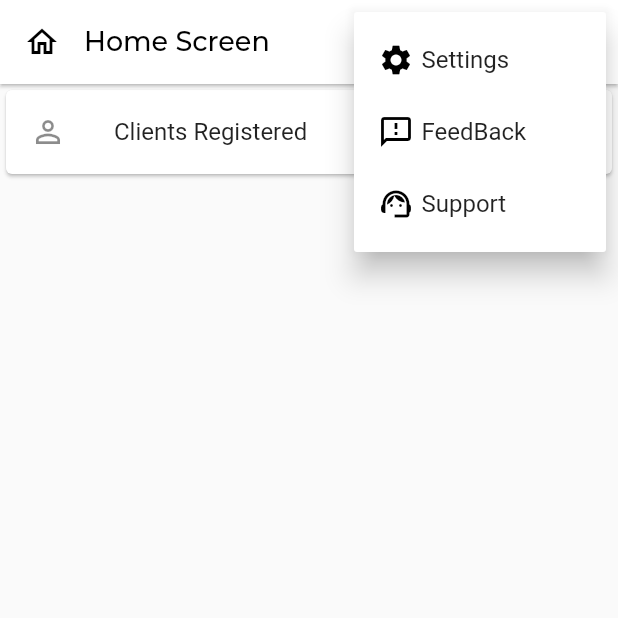
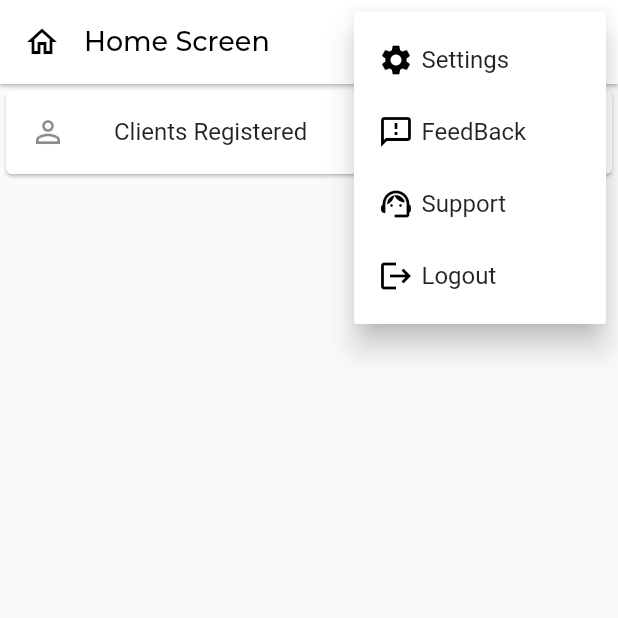
Before and after one commit to Marmik123/PPM---Mobile-App, a Flutter app: the HomeScreen screen opened directly, after a tap on the "more vert" icon, on a phone screen of 412 x 824 dp, the top half of it. Run offline on Flutter 3.47's test engine with Material 2 defaults, Android fonts, the phone set to English and light mode, and no system bars; our stand-ins replace dio, firebase_auth, firebase_core, flutter_phoenix, geolocator, get and 7 more; missing offline and left inert: flutter_shimmer; accounts and stored records are empty; network calls fail.

Commit message:
Solved Issues

```diff
--- a/lib/controller/cart_controller.dart
+++ b/lib/controller/cart_controller.dart
@@ -35,7 +35,7 @@ class CartController extends GetxController {
 
   Future<void> showROrderHistoryData(String mobile) async {
     try {
-      print("showOrderDatahistory called");
+      print("showROrderDatahistory called");
       QueryBuilder<ParseObject> loadOrderHistory =
           QueryBuilder<ParseObject>(ParseObject('Orders'))
             ..whereEqualTo('customerContactNo', mobile)
@@ -43,6 +43,7 @@ class CartController extends GetxController {
 
       ParseResponse orderData = await loadOrderHistory.query();
       if (orderData.success) {
+        orderRHistory.removeRange(0, orderRHistory.length);
         orderRHistory(orderData.results);
       } else {
         print("error");
--- a/lib/controller/feedback_controller.dart
+++ b/lib/controller/feedback_controller.dart
@@ -12,7 +12,7 @@ class FeedbackController extends GetxController {
   final TextEditingController mController = TextEditingController();
   final RoundedLoadingButtonController btnController =
       new RoundedLoadingButtonController();
-
+  RepoController rCtrl = Get.put(RepoController());
   Future<void> sendFeedback() async {
     try {
       // var loadingHud = LoadingHud(
@@ -29,7 +29,7 @@ class FeedbackController extends GetxController {
       ParseObject feedbackData = ParseObject('Feedback')
         ..set('subject', sController.text)
         ..set('message', mController.text)
-        ..set('userData', currentUser);
+        ..set('userData', rCtrl.currentUser);
       ParseResponse response = await feedbackData.create();
       if (response.success) {
         // loadingHud.dismiss();
--- a/lib/l10n/intl_en.arb
+++ b/lib/l10n/intl_en.arb
@@ -16,6 +16,7 @@
   "change": "Change Language",
   "changeMob": "Change Mobile Number",
   "Support": "Support",
+  "Logout": "Logout",
   "English": "English",
   "Gujarati": "Gujarati",
   "Hindi": "Hindi",
--- a/lib/l10n/intl_gu.arb
+++ b/lib/l10n/intl_gu.arb
@@ -16,6 +16,7 @@
   "change": "Change Language",
   "changeMob": "Change Mobile Number",
   "Support": "Support",
+  "Logout": "Logout",
   "English": "English",
   "Gujarati": "Gujarati",
   "Hindi": "Hindi",
--- a/lib/l10n/intl_hi.arb
+++ b/lib/l10n/intl_hi.arb
@@ -16,6 +16,7 @@
   "change": "Change Language",
   "changeMob": "Change Mobile Number",
   "Support": "Support",
+  "Logout": "Logout",
   "English": "English",
   "Gujarati": "Gujarati",
   "Hindi": "Hindi",
--- a/lib/view/home/home_screen_delivery.dart
+++ b/lib/view/home/home_screen_delivery.dart
@@ -6,6 +6,8 @@ import 'package:pcm/controller/orders_assign_controller.dart';
 import 'package:pcm/controller/register/login_mobile_controller.dart';
 import 'package:pcm/controller/support_controller.dart';
 import 'package:pcm/generated/l10n.dart';
+import 'package:pcm/repository/user_repository.dart';
+import 'package:pcm/view/auth/login_mobile.dart';
 // import 'package:pcm/controller/register/client_controller.dart';
 import 'package:pcm/view/common/settings.dart';
 import 'package:pcm/view/order/ongoing_order_delivery.dart';
@@ -27,6 +29,9 @@ class _HomeScreenDeliveryState extends State<HomeScreenDelivery> {
   SupportController sCtrl = Get.put(SupportController());
   OrderAssignController assignCtrl = Get.put(OrderAssignController());
   SignInController phoneCtrl = Get.put(SignInController());
+
+  RepoController rCtrl = Get.put(RepoController());
+
   /*@override
   void initState() {
     // TODO: implement initState
@@ -63,6 +68,9 @@ class _HomeScreenDeliveryState extends State<HomeScreenDelivery> {
                   } else if (value == 'Support') {
                     sCtrl.loadData();
                     Get.to(() => Support());
+                  } else if (value == 'Logout') {
+                    rCtrl.deleteUserData();
+                    Get.offAll(SignIn());
                   }
                 },
                 itemBuilder: (context) => [
@@ -104,6 +112,18 @@ class _HomeScreenDeliveryState extends State<HomeScreenDelivery> {
                   ),
                 ],
               ),
+              PopupMenuItem(
+                child: Row(
+                  children: [
+                    Icon(Icons.logout),
+                    SizedBox(
+                      width: 5,
+                    ),
+                    Text(S.of(context).Logout),
+                  ],
+                ),
+                value: 'Logout',
+              )
             ],
           ),
           body: ListView(
--- a/lib/view/home/homes_screen_sales.dart
+++ b/lib/view/home/homes_screen_sales.dart
@@ -3,6 +3,8 @@ import 'package:get/get.dart';
 import 'package:pcm/controller/register/client_controller.dart';
 import 'package:pcm/controller/support_controller.dart';
 import 'package:pcm/generated/l10n.dart';
+import 'package:pcm/repository/user_repository.dart';
+import 'package:pcm/view/auth/login_mobile.dart';
 import 'package:pcm/view/common/settings.dart';
 // import 'package:pcm/view/home/home_screen_delivery.dart';
 import 'package:pcm/view/register/client.dart';
@@ -19,6 +21,8 @@ class HomeScreen extends StatefulWidget {
 class _HomeScreenState extends State<HomeScreen> {
   ClientController clientCon = Get.put(ClientController());
   SupportController ctrl = Get.put(SupportController());
+  RepoController rCtrl = Get.put(RepoController());
+
   @override
   Widget build(BuildContext context) {
     return Scaffold(
@@ -42,6 +46,9 @@ class _HomeScreenState extends State<HomeScreen> {
               } else if (value == 'Support') {
                 ctrl.loadData();
                 Get.to(() => Support());
+              } else if (value == 'Logout') {
+                rCtrl.deleteUserData();
+                Get.offAll(SignIn());
               }
             },
             itemBuilder: (context) => [
@@ -81,6 +88,18 @@ class _HomeScreenState extends State<HomeScreen> {
                 ),
                 value: 'Support',
               ),
+              PopupMenuItem(
+                child: Row(
+                  children: [
+                    Icon(Icons.logout),
+                    SizedBox(
+                      width: 5,
+                    ),
+                    Text(S.of(context).Logout),
+                  ],
+                ),
+                value: 'Logout',
+              )
             ],
           ),
         ],
--- a/lib/view/product_details.dart
+++ b/lib/view/product_details.dart
@@ -283,6 +283,7 @@ class _ProductDetailsState extends State<ProductDetails> {
               ),
             ),
             Container(
+              width: MediaQuery.of(context).size.width / 1.2,
               margin: EdgeInsets.all(10),
               decoration: BoxDecoration(
                 border: Border.all(
--- a/pubspec.yaml
+++ b/pubspec.yaml
@@ -44,6 +44,7 @@ dev_dependencies:
   #  sdk: flutter
   google_fonts: ^2.0.0
   get: ^3.25.6
+  flutter_phoenix: ^1.0.0
   get_storage: ^1.4.0
   rounded_loading_button: ^1.0.18
   loading_hud: ^0.2.0
```
Also changed, not shown: lib/controller/login_controller.dart (+4 -5 lines), lib/controller/register/otp_controller.dart (+27 -8 lines), lib/main.dart (+23 -6 lines), lib/repository/user_repository.dart (+25 -12 lines), lib/view/home/home_screen_client.dart (+22 -2 lines), lib/view/purchase_receipt.dart (+4 -5 lines), lib/widgets/change_mobile.dart (+5 -2 lines), lib/generated/intl/messages_en.dart, lib/generated/intl/messages_gu.dart, lib/generated/intl/messages_hi.dart, lib/generated/l10n.dart, pubspec.lock.
